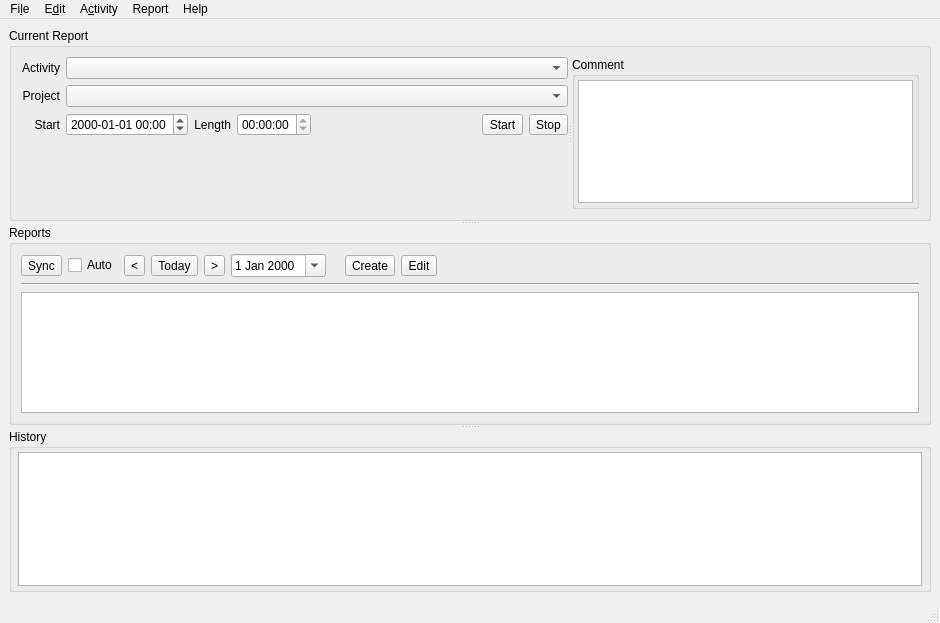
abundo/ergotime, file client/main_win.ui: the form before one commit.
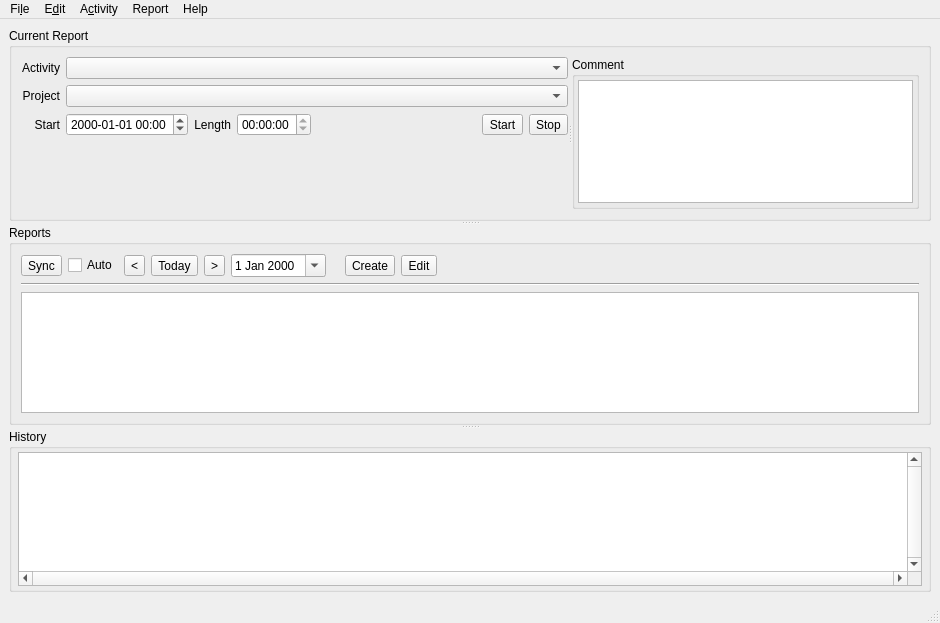
The form after the commit.

Commit message: Make sure log windows always shows last rows

What changed in the file:
```diff
--- a/client/main_win.ui
+++ b/client/main_win.ui
@@ -372,6 +372,12 @@
         </property>
         <item>
          <widget class="QPlainTextEdit" name="txtLog">
+          <property name="verticalScrollBarPolicy">
+           <enum>Qt::ScrollBarAlwaysOn</enum>
+          </property>
+          <property name="horizontalScrollBarPolicy">
+           <enum>Qt::ScrollBarAlwaysOn</enum>
+          </property>
           <property name="lineWrapMode">
            <enum>QPlainTextEdit::NoWrap</enum>
           </property>
```
